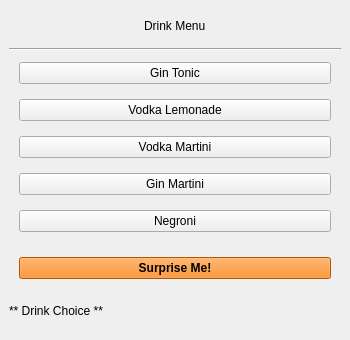
thomasluke/scms-fetch-robot, file drink_menu/src/menuwindow.ui: the form before one commit.
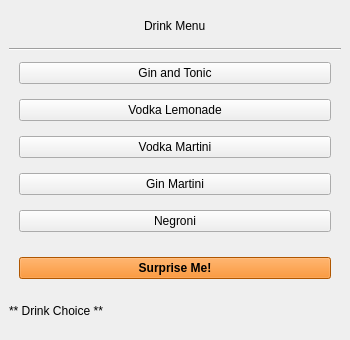
The form after the commit.

Patch:
```diff
--- a/drink_menu/src/menuwindow.ui
+++ b/drink_menu/src/menuwindow.ui
@@ -83,7 +83,7 @@
       <item>
        <widget class="QPushButton" name="ginTonic">
         <property name="text">
-         <string>Gin Tonic</string>
+                                    <string>Gin and Tonic</string>
         </property>
        </widget>
       </item>
```
Lines whose indentation alone changed are shown as unchanged.
